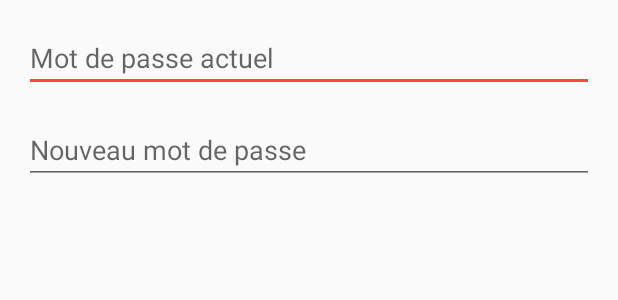
After one commit to nounoubensebia/easydep-android-repair-service, an Android app: the layout change_password_dialog.xml on its own in the app's theme, with its tools: preview values and no code run, on a phone screen of 412 x 824 dp. The commit adds this screen. Shown: the top 300 px of the screen. Run offline under Robolectric (Android 15) with nearby library versions, the phone set to English and light mode, and no system bars.

Commit message:
added change password

```diff
--- a/app/src/main/java/com/example/nouno/easydep_repairservice/DialogUtils.java
+++ b/app/src/main/java/com/example/nouno/easydep_repairservice/DialogUtils.java
@@ -80,4 +80,6 @@ public class DialogUtils {
     }
 
 
+
+
 }
--- /dev/null
+++ b/app/src/main/res/layout/change_password_dialog.xml
@@ -0,0 +1,29 @@
+<?xml version="1.0" encoding="utf-8"?>
+<LinearLayout xmlns:android="http://schemas.android.com/apk/res/android"
+    android:layout_width="match_parent"
+    android:layout_height="match_parent"
+    android:orientation="vertical">
+
+
+    <EditText
+        android:id="@+id/old_password"
+        android:layout_width="match_parent"
+        android:layout_height="wrap_content"
+        android:layout_marginLeft="16dp"
+        android:layout_marginRight="16dp"
+        android:layout_marginTop="16dp"
+        android:inputType="textPassword"
+        android:hint="Mot de passe actuel" />
+
+    <EditText
+        android:id="@+id/new_password"
+        android:layout_width="match_parent"
+        android:layout_height="wrap_content"
+        android:layout_marginLeft="16dp"
+        android:layout_marginRight="16dp"
+        android:layout_marginTop="16dp"
+        android:inputType="textPassword"
+        android:hint="Nouveau mot de passe" />
+
+
+</LinearLayout>
--- a/app/src/main/res/layout/fragment_my_account.xml
+++ b/app/src/main/res/layout/fragment_my_account.xml
@@ -67,6 +67,8 @@
             android:layout_height="1dp"/>
 
         <RelativeLayout
+            android:clickable="true"
+            android:id="@+id/password_layout"
             android:layout_width="match_parent"
             android:orientation="horizontal"
             android:layout_height="wrap_content">
@@ -155,6 +157,7 @@
             android:background="#f1f1f1"
             android:layout_height="1dp"/>
         <RelativeLayout
+            android:id="@+id/price_layout"
             android:layout_width="match_parent"
             android:orientation="horizontal"
             android:layout_height="wrap_content">
@@ -197,6 +200,7 @@
             android:background="#f1f1f1"
             android:layout_height="1dp"/>
         <RelativeLayout
+            android:id="@+id/status_layout"
             android:layout_width="match_parent"
             android:orientation="horizontal"
             android:layout_height="wrap_content">
```
Also changed, not shown: app/src/main/java/com/example/nouno/easydep_repairservice/Fragments/MyAccountFragment.java (+151 -40 lines), app/src/main/java/com/example/nouno/easydep_repairservice/Utils.java (+8 -0 lines), app/src/main/res/layout/dialog_change_price.xml (added, +22 -0 lines).
